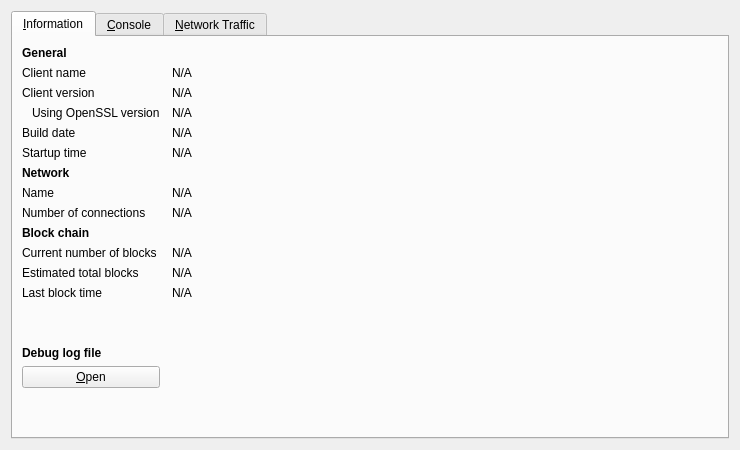
Before: the Qt Designer form src/qt/forms/rpcconsole.ui in securechain/securechain-wallet, drawn with Qt 5.
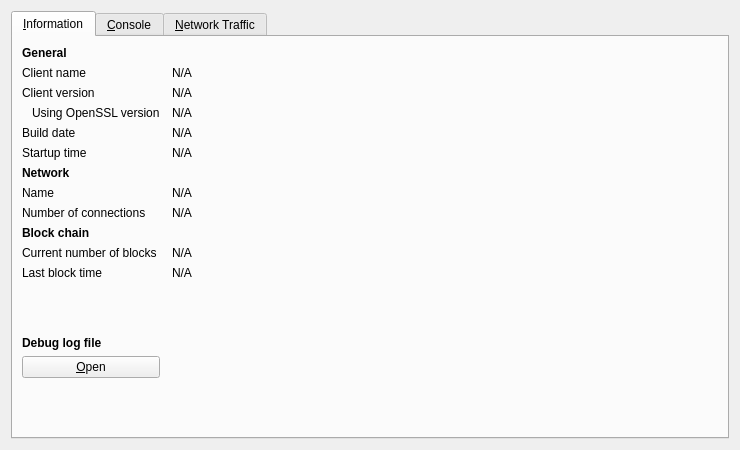
After: the same form once the commit is applied. Icons and pictures are not drawn. Custom widgets are drawn as their Qt base class.

Patch:
```diff
--- a/src/qt/forms/rpcconsole.ui
+++ b/src/qt/forms/rpcconsole.ui
@@ -254,36 +254,13 @@
         </widget>
        </item>
        <item row="11" column="0">
-        <widget class="QLabel" name="label_4">
-         <property name="text">
-          <string>Estimated total blocks</string>
-         </property>
-        </widget>
-       </item>
-       <item row="11" column="1">
-        <widget class="QLabel" name="totalBlocks">
-         <property name="cursor">
-          <cursorShape>IBeamCursor</cursorShape>
-         </property>
-         <property name="text">
-          <string>N/A</string>
-         </property>
-         <property name="textFormat">
-          <enum>Qt::PlainText</enum>
-         </property>
-         <property name="textInteractionFlags">
-          <set>Qt::LinksAccessibleByMouse|Qt::TextSelectableByKeyboard|Qt::TextSelectableByMouse</set>
-         </property>
-        </widget>
-       </item>
-       <item row="12" column="0">
         <widget class="QLabel" name="label_2">
          <property name="text">
           <string>Last block time</string>
          </property>
         </widget>
        </item>
-       <item row="12" column="1">
+       <item row="11" column="1">
         <widget class="QLabel" name="lastBlockTime">
          <property name="cursor">
           <cursorShape>IBeamCursor</cursorShape>
@@ -299,7 +276,7 @@
          </property>
         </widget>
        </item>
-       <item row="13" column="0">
+       <item row="12" column="0">
         <spacer name="verticalSpacer_2">
          <property name="orientation">
           <enum>Qt::Vertical</enum>
@@ -312,7 +289,7 @@
          </property>
         </spacer>
        </item>
-       <item row="14" column="0">
+       <item row="13" column="0">
         <widget class="QLabel" name="labelDebugLogfile">
          <property name="font">
           <font>
@@ -325,7 +302,7 @@
          </property>
         </widget>
        </item>
-       <item row="15" column="0">
+       <item row="14" column="0">
         <widget class="QPushButton" name="openDebugLogfileButton">
          <property name="toolTip">
           <string>Open the Securechain Wallet debug log file from the current data directory. This can take a few seconds for large log files.</string>
@@ -338,7 +315,7 @@
          </property>
         </widget>
        </item>
-       <item row="16" column="0">
+       <item row="15" column="0">
         <spacer name="verticalSpacer">
          <property name="orientation">
           <enum>Qt::Vertical</enum>
```
